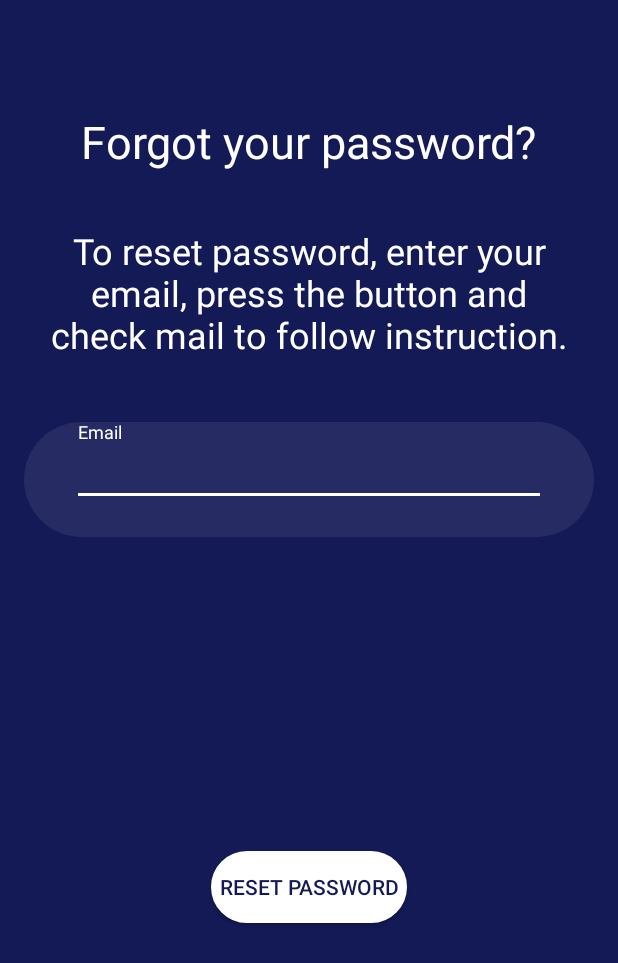
After one commit to lucaSabatini/biometricSystem, an Android app: the ForgotPassword screen opened directly, with no data from a screen before it, on a phone screen of 412 x 824 dp. The commit adds this screen. Shown: the top 963 px of the screen. Run offline under Robolectric (Android 15) with nearby library versions, the light colour scheme and no system bars.

Commit message:
forgot Password

```diff
--- a/app/src/main/AndroidManifest.xml
+++ b/app/src/main/AndroidManifest.xml
@@ -9,7 +9,8 @@
         android:roundIcon="@mipmap/ic_launcher_round"
         android:supportsRtl="true"
         android:theme="@style/AppTheme">
-        <activity android:name=".Appello"></activity>
+        <activity android:name=".ForgotPassword"></activity>
+        <activity android:name=".Appello" />
         <activity android:name=".LogIn">
             <intent-filter>
                 <action android:name="android.intent.action.MAIN" />
@@ -22,7 +23,7 @@
             android:label="@string/title_activity_registrazione"
             android:theme="@style/AppTheme.NoActionBar" />
         <activity android:name=".RegistrazioneFoto" />
-        <activity android:name=".MainActivity"></activity>
+        <activity android:name=".MainActivity" />
     </application>
 
     <uses-feature
--- /dev/null
+++ b/app/src/main/java/com/example/luca/biometricsystem/ForgotPassword.java
@@ -0,0 +1,25 @@
+package com.example.luca.biometricsystem;
+
+import androidx.appcompat.app.AppCompatActivity;
+
+import android.os.Bundle;
+import android.view.View;
+
+import com.google.android.material.textfield.TextInputLayout;
+
+public class ForgotPassword extends AppCompatActivity {
+
+    private TextInputLayout email;
+
+    @Override
+    protected void onCreate(Bundle savedInstanceState) {
+        super.onCreate(savedInstanceState);
+        setContentView(R.layout.activity_forgot_password);
+        email = findViewById(R.id.email_forgot_password);
+    }
+
+    public void sendEmail(View view){
+        SignUpIn forgotPassword = new SignUpIn(email);
+        forgotPassword.forgotPassword(this);
+    }
+}
--- a/app/src/main/java/com/example/luca/biometricsystem/biometricsystem/LoginFragment.java
+++ b/app/src/main/java/com/example/luca/biometricsystem/biometricsystem/LoginFragment.java
@@ -1,6 +1,7 @@
 package com.example.luca.biometricsystem.biometricsystem;
 
 
+import android.content.Intent;
 import android.os.Bundle;
 import androidx.annotation.NonNull;
 import androidx.fragment.app.Fragment;
@@ -13,6 +14,7 @@ import android.view.ViewGroup;
 import android.view.inputmethod.InputMethodManager;
 import android.widget.Toast;
 
+import com.example.luca.biometricsystem.ForgotPassword;
 import com.example.luca.biometricsystem.Persona;
 import com.example.luca.biometricsystem.SignUpIn;
 import com.example.luca.biometricsystem.R;
@@ -33,7 +35,7 @@ public class LoginFragment extends Fragment implements OnLoginListener{
                              Bundle savedInstanceState) {
         View inflate = inflater.inflate(R.layout.fragment_login, container, false);
         inflate.findViewById(R.id.forgot_password).setOnClickListener(v ->
-                Toast.makeText(getContext(), "Forgot password clicked", Toast.LENGTH_SHORT).show());
+            getActivity().startActivity(new Intent(getActivity(), ForgotPassword.class )));
         return inflate;
     }
 
--- /dev/null
+++ b/app/src/main/res/layout/activity_forgot_password.xml
@@ -0,0 +1,84 @@
+<?xml version="1.0" encoding="utf-8"?>
+<androidx.constraintlayout.widget.ConstraintLayout xmlns:android="http://schemas.android.com/apk/res/android"
+    xmlns:app="http://schemas.android.com/apk/res-auto"
+    xmlns:tools="http://schemas.android.com/tools"
+    android:id="@+id/reset_password_layout"
+    android:layout_width="match_parent"
+    android:layout_height="match_parent"
+    android:background="@color/colorPrimary"
+    android:gravity="center_horizontal"
+    android:orientation="vertical"
+    android:paddingLeft="16dp"
+    android:paddingRight="16dp"
+    tools:context=".ForgotPassword">
+
+    <Button
+        android:id="@+id/btn_reset_password"
+        android:layout_width="wrap_content"
+        android:layout_height="wrap_content"
+        android:background="@drawable/button_shape"
+        android:onClick="sendEmail"
+        android:paddingStart="5dp"
+        android:paddingEnd="5dp"
+        android:text="Reset password"
+        android:textColor="@color/colorPrimary"
+        app:layout_constraintBottom_toBottomOf="parent"
+        app:layout_constraintEnd_toEndOf="parent"
+        app:layout_constraintStart_toStartOf="parent"
+        app:layout_constraintTop_toBottomOf="@+id/email_forgot_password" />
+
+    <com.google.android.material.textfield.TextInputLayout
+        android:id="@+id/email_forgot_password"
+        android:layout_width="match_parent"
+        android:layout_height="wrap_content"
+        android:layout_marginTop="32dp"
+        app:layout_constraintEnd_toEndOf="parent"
+        app:layout_constraintStart_toStartOf="parent"
+        app:layout_constraintTop_toBottomOf="@+id/textView4"
+        android:background="@drawable/bubble"
+        android:gravity="center_vertical"
+        android:paddingStart="32dp"
+        android:paddingEnd="32dp"
+        android:textColorHint="#8effffff"
+        app:errorEnabled="true">
+
+        <com.google.android.material.textfield.TextInputEditText
+            android:layout_width="match_parent"
+            android:layout_height="wrap_content"
+            android:hint="@string/email"
+            android:backgroundTint="#8effffff"
+            android:inputType="textEmailAddress"
+            android:scrollHorizontally="true"
+            android:singleLine="true"
+            android:textColor="#ffffff" />
+    </com.google.android.material.textfield.TextInputLayout>
+
+    <TextView
+        android:id="@+id/textView"
+        android:layout_width="wrap_content"
+        android:layout_height="wrap_content"
+        android:layout_gravity="center_horizontal"
+        android:layout_marginTop="64dp"
+        android:padding="10dp"
+        android:text="Forgot your password?"
+        android:textColor="@color/colorAccent"
+        android:textSize="30sp"
+        app:layout_constraintEnd_toEndOf="parent"
+        app:layout_constraintStart_toStartOf="parent"
+        app:layout_constraintTop_toTopOf="parent" />
+
+    <TextView
+        android:id="@+id/textView4"
+        android:layout_width="wrap_content"
+        android:layout_height="wrap_content"
+        android:layout_marginTop="16dp"
+        android:gravity="center_horizontal"
+        android:padding="10dp"
+        android:text="To reset password, enter your email, press the button and check mail to follow instruction."
+        android:textColor="@color/colorAccent"
+        android:textSize="24sp"
+        app:layout_constraintEnd_toEndOf="parent"
+        app:layout_constraintStart_toStartOf="parent"
+        app:layout_constraintTop_toBottomOf="@+id/textView" />
+
+</androidx.constraintlayout.widget.ConstraintLayout>
```
Also changed, not shown: app/src/main/java/com/example/luca/biometricsystem/SignUpIn.java (+37 -6 lines), app/src/main/java/com/example/luca/biometricsystem/biometricsystem/SignUpFragment.java (+1 -6 lines).
